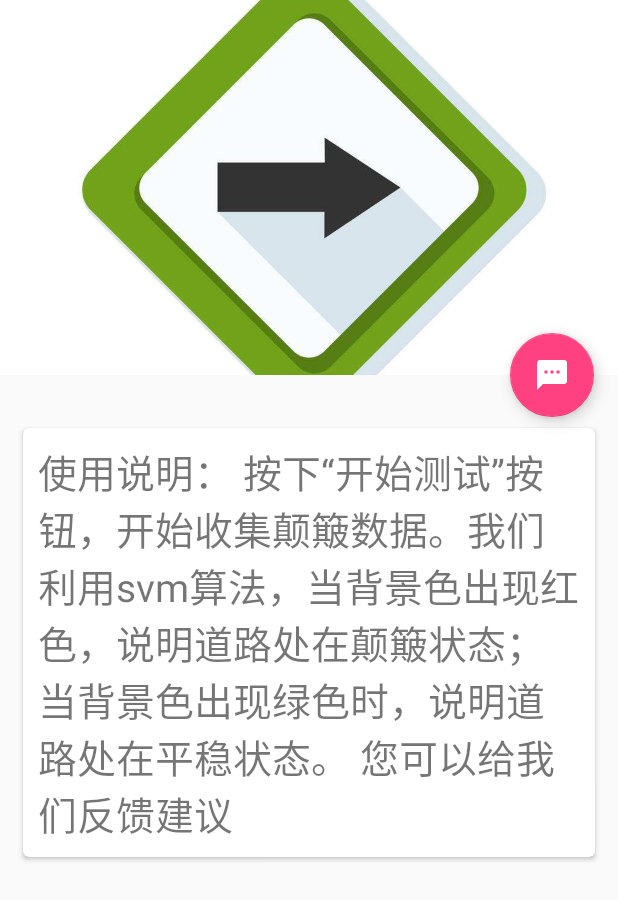
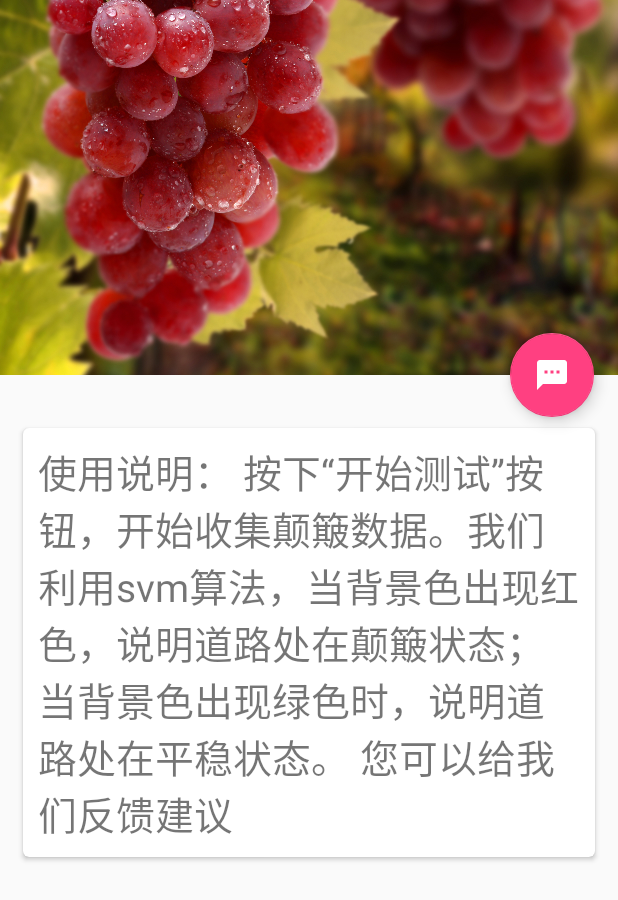
Before and after one commit to shuangjiang169/RoadInspect, an Android app: the layout instruction.xml on its own in the app's theme, with its tools: preview values and no code run, on a phone screen of 412 x 824 dp. Shown: the top 900 px of the screen. Run offline under Robolectric (Android 15) with nearby library versions, the phone set to English and light mode, and no system bars.

Commit message:
add instruction picture

```diff
--- a/app/src/main/res/layout/instruction.xml
+++ b/app/src/main/res/layout/instruction.xml
@@ -30,7 +30,7 @@
 				android:scaleType="centerCrop"
 				android:fitsSystemWindows="true"
 				app:layout_collapseMode="parallax"
-				android:src="@drawable/logoxxx"/>
+				android:src="@drawable/grape"/>
 
 			<android.support.v7.widget.Toolbar
 				android:id="@+id/toolbar"
```
Also changed, not shown: app/src/main/java/com/example/boyceng/roadinspect/InstructionActivity.java (+3 -5 lines), app/src/main/res/drawable/grape.jpg (added).
